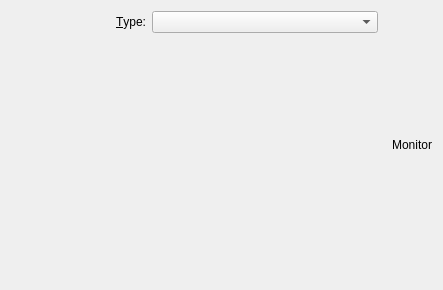
Qt form libs/plasmagenericshell/BackgroundDialog.ui (mgottschlag/kwin-tiling) before a commit.
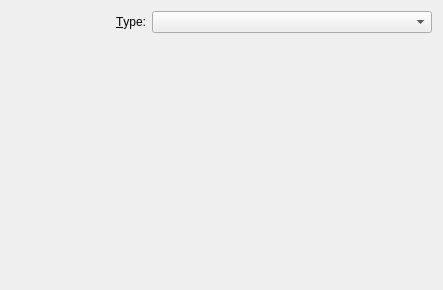
The same form after that commit.

Commit message: try it without the forced preview

```diff
--- a/libs/plasmagenericshell/BackgroundDialog.ui
+++ b/libs/plasmagenericshell/BackgroundDialog.ui
@@ -23,53 +23,7 @@
    </size>
   </property>
   <layout class="QGridLayout" name="gridLayout">
-   <item row="0" column="4" rowspan="4">
-    <layout class="QVBoxLayout" name="verticalLayout_2">
-     <item>
-      <spacer name="verticalSpacer_3">
-       <property name="orientation">
-        <enum>Qt::Vertical</enum>
-       </property>
-       <property name="sizeHint" stdset="0">
-        <size>
-         <width>20</width>
-         <height>40</height>
-        </size>
-       </property>
-      </spacer>
-     </item>
-     <item>
-      <widget class="QLabel" name="m_monitor">
-       <property name="sizePolicy">
-        <sizepolicy hsizetype="Preferred" vsizetype="Preferred">
-         <horstretch>0</horstretch>
-         <verstretch>0</verstretch>
-        </sizepolicy>
-       </property>
-       <property name="text">
-        <string>Monitor</string>
-       </property>
-       <property name="alignment">
-        <set>Qt::AlignCenter</set>
-       </property>
-      </widget>
-     </item>
-     <item>
-      <spacer name="verticalSpacer_2">
-       <property name="orientation">
-        <enum>Qt::Vertical</enum>
-       </property>
-       <property name="sizeHint" stdset="0">
-        <size>
-         <width>20</width>
-         <height>40</height>
-        </size>
-       </property>
-      </spacer>
-     </item>
-    </layout>
-   </item>
-   <item row="2" column="0" colspan="3">
+   <item row="1" column="0" colspan="3">
     <widget class="QWidget" name="m_wallpaperGroup" native="true">
      <property name="sizePolicy">
       <sizepolicy hsizetype="Expanding" vsizetype="Expanding">
@@ -100,22 +54,6 @@
      </layout>
     </widget>
    </item>
-   <item row="0" column="3">
-    <spacer name="horizontalSpacer">
-     <property name="orientation">
-      <enum>Qt::Horizontal</enum>
-     </property>
-     <property name="sizeType">
-      <enum>QSizePolicy::Fixed</enum>
-     </property>
-     <property name="sizeHint" stdset="0">
-      <size>
-       <width>8</width>
-       <height>20</height>
-      </size>
-     </property>
-    </spacer>
-   </item>
    <item row="0" column="2">
     <widget class="QComboBox" name="m_wallpaperMode">
      <property name="sizePolicy">
```
The commit also changes 1 other file.
